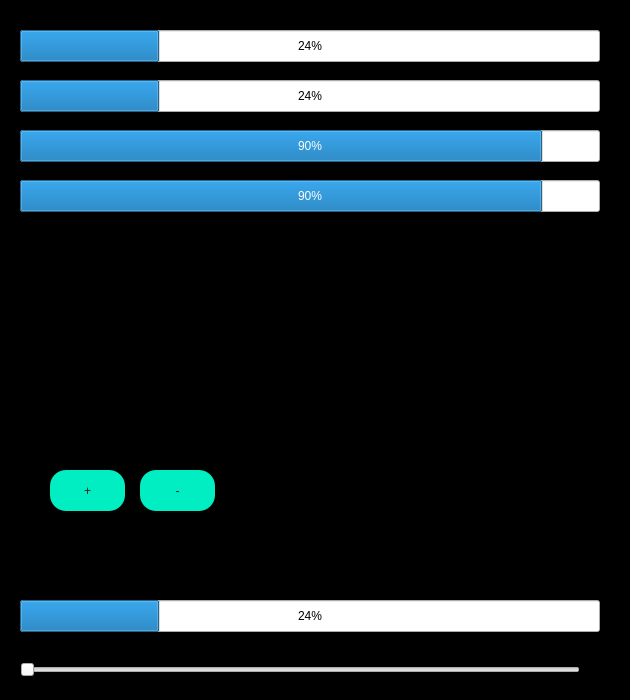
Before: the Qt Designer form progress/progressTest.ui in KikyoShaw/QtWidgetsApplication, drawn with Qt 5.
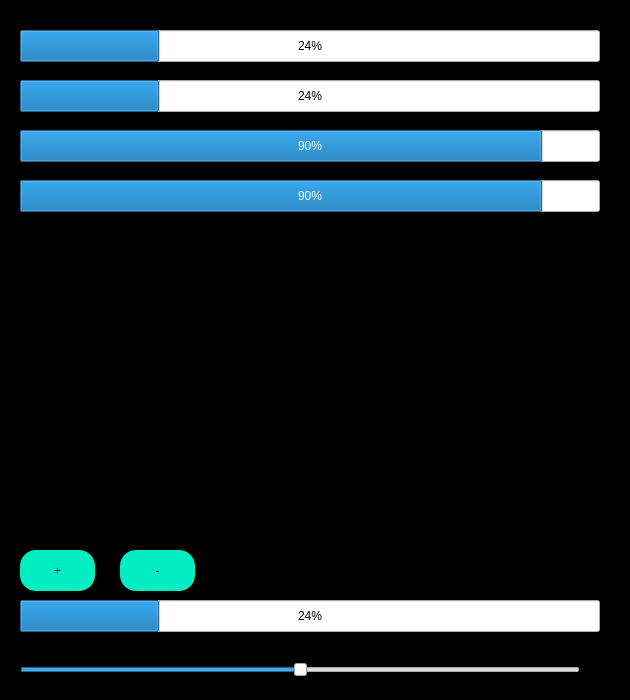
After: the same form once the commit is applied. Custom widgets are drawn as their Qt base class.

What changed in the file:
```diff
--- a/progress/progressTest.ui
+++ b/progress/progressTest.ui
@@ -43,8 +43,8 @@
   <widget class="QPushButton" name="pushButton">
    <property name="geometry">
     <rect>
-     <x>50</x>
-     <y>470</y>
+     <x>20</x>
+     <y>550</y>
      <width>75</width>
      <height>41</height>
     </rect>
@@ -56,8 +56,8 @@
   <widget class="QPushButton" name="pushButton_2">
    <property name="geometry">
     <rect>
-     <x>140</x>
-     <y>470</y>
+     <x>120</x>
+     <y>550</y>
      <width>75</width>
      <height>41</height>
     </rect>
@@ -91,6 +91,9 @@
    <property name="maximum">
     <number>100</number>
    </property>
+   <property name="value">
+    <number>50</number>
+   </property>
    <property name="orientation">
     <enum>Qt::Horizontal</enum>
    </property>
@@ -112,7 +115,7 @@
    <property name="geometry">
     <rect>
      <x>430</x>
-     <y>240</y>
+     <y>230</y>
      <width>171</width>
      <height>141</height>
     </rect>
@@ -148,7 +151,7 @@
    <property name="geometry">
     <rect>
      <x>230</x>
-     <y>240</y>
+     <y>230</y>
      <width>171</width>
      <height>141</height>
     </rect>
@@ -158,7 +161,7 @@
    <property name="geometry">
     <rect>
      <x>30</x>
-     <y>240</y>
+     <y>230</y>
      <width>171</width>
      <height>141</height>
     </rect>
@@ -187,6 +190,19 @@
     <number>24</number>
    </property>
   </widget>
+  <widget class="RoundProgressBar" name="widget_R" native="true">
+   <property name="geometry">
+    <rect>
+     <x>30</x>
+     <y>390</y>
+     <width>150</width>
+     <height>150</height>
+    </rect>
+   </property>
+   <property name="styleSheet">
+    <string notr="true"/>
+   </property>
+  </widget>
  </widget>
  <layoutdefault spacing="6" margin="11"/>
  <customwidgets>
@@ -233,6 +249,12 @@
    <extends>QProgressBar</extends>
    <header location="global">vpkprogressbar.h</header>
   </customwidget>
+  <customwidget>
+   <class>RoundProgressBar</class>
+   <extends>QWidget</extends>
+   <header location="global">roundprogressbar.h</header>
+   <container>1</container>
+  </customwidget>
  </customwidgets>
  <resources>
   <include location="progressTest.qrc"/>
```
